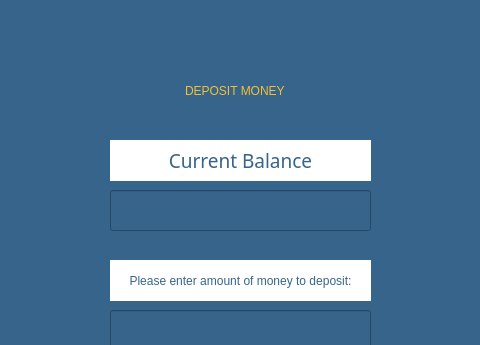
The window that insertpage.ui (melihorhanyilmaz/Project) describes before a commit, drawn with Qt 5; both pictures show x 180 to 660 and y 0 to 345 of the 1000 by 750 pixel window.
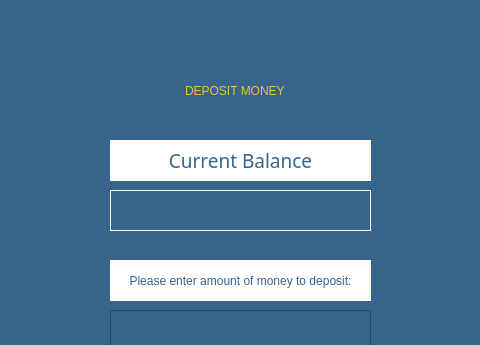
The same window after the commit. Icons and pictures are not drawn.

The edit to the form file:
```diff
--- a/insertpage.ui
+++ b/insertpage.ui
@@ -298,23 +298,6 @@
      <set>Qt::AlignCenter</set>
     </property>
    </widget>
-   <widget class="QLineEdit" name="li_balance">
-    <property name="geometry">
-     <rect>
-      <x>290</x>
-      <y>190</y>
-      <width>261</width>
-      <height>41</height>
-     </rect>
-    </property>
-    <property name="styleSheet">
-     <string notr="true">color: rgb(255, 255, 255);
-font: 63 14pt &quot;Montserrat SemiBold&quot;;</string>
-    </property>
-    <property name="alignment">
-     <set>Qt::AlignCenter</set>
-    </property>
-   </widget>
    <widget class="QPushButton" name="fourB">
     <property name="geometry">
      <rect>
@@ -478,6 +461,29 @@
      <set>Qt::AlignCenter</set>
     </property>
    </widget>
+   <widget class="QLabel" name="la_balance">
+    <property name="geometry">
+     <rect>
+      <x>290</x>
+      <y>190</y>
+      <width>261</width>
+      <height>41</height>
+     </rect>
+    </property>
+    <property name="styleSheet">
+     <string notr="true">font: 63 14pt &quot;Montserrat SemiBold&quot;;
+color: rgb(255, 255, 255);</string>
+    </property>
+    <property name="frameShape">
+     <enum>QFrame::Box</enum>
+    </property>
+    <property name="text">
+     <string/>
+    </property>
+    <property name="alignment">
+     <set>Qt::AlignCenter</set>
+    </property>
+   </widget>
   </widget>
   <widget class="QMenuBar" name="menubar">
    <property name="geometry">
```
Left out of the diff: 4 changed lines with no effect on the pictures.
